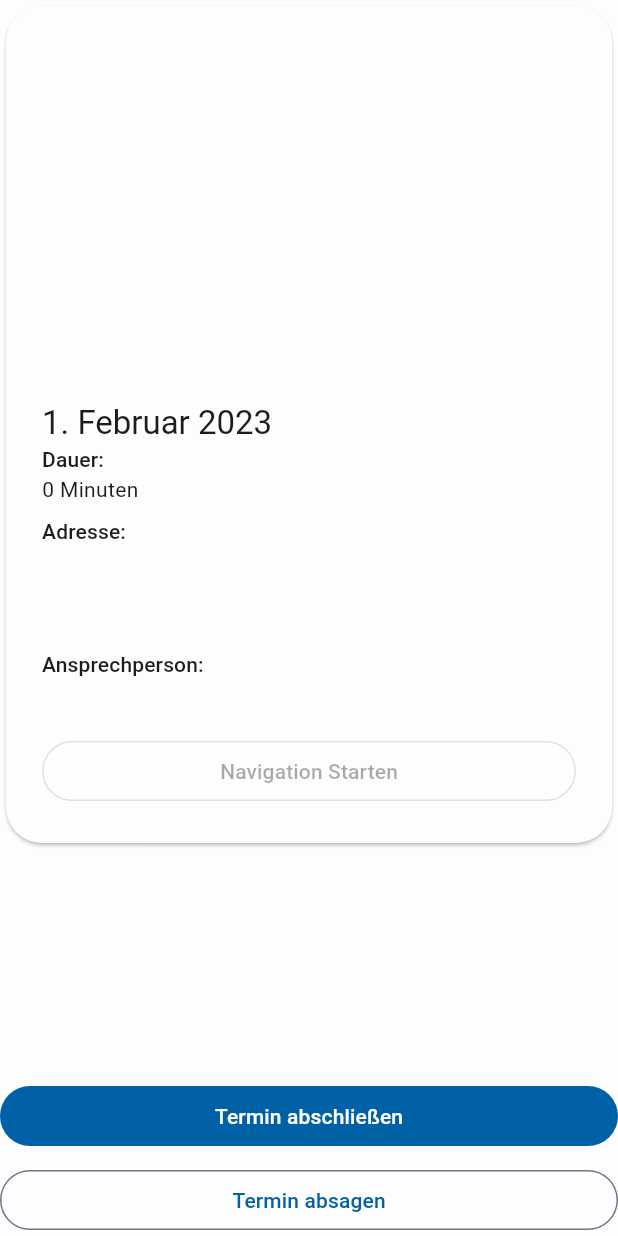
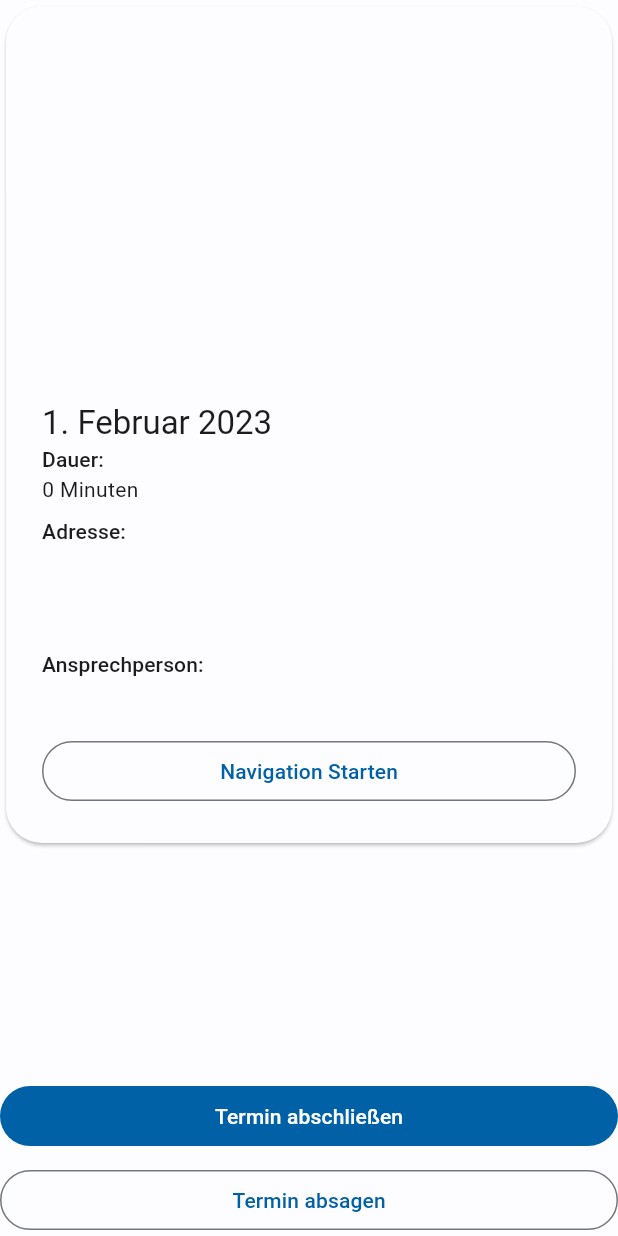
Before and after one commit to Menelphor/apointment_management, a Flutter app: the AppointmentDetailView widget shown alone on an empty page, opened directly with empty values, on a phone screen of 412 x 824 dp. Run offline on Flutter 3.47's test engine with Material 2 defaults, Android fonts, the phone set to English and light mode, and no system bars; our stand-ins replace flutter_bloc, freezed_annotation, get_it, google_maps_flutter, graphql; missing offline and left inert: google_maps_flutter_android, google_maps_flutter_platform_interface, location_geocoder; network calls fail.

Commit message:
some small refactorings

```diff
--- a/lib/appointment_detail/view/appointment_cancel_view.dart
+++ b/lib/appointment_detail/view/appointment_cancel_view.dart
@@ -9,7 +9,7 @@ import 'package:flutter/material.dart';
 import 'package:flutter_bloc/flutter_bloc.dart';
 
 class AppointmentCancelView extends StatelessWidget {
-  const AppointmentCancelView({super.key});
+  const AppointmentCancelView({Key? key}) : super(key: key);
 
   @override
   Widget build(BuildContext context) {
--- a/lib/appointment_detail/view/appointment_complete_view.dart
+++ b/lib/appointment_detail/view/appointment_complete_view.dart
@@ -9,7 +9,7 @@ import 'package:flutter/material.dart';
 import 'package:flutter_bloc/flutter_bloc.dart';
 
 class AppointmentCompleteView extends StatelessWidget {
-  const AppointmentCompleteView({super.key});
+  const AppointmentCompleteView({Key? key}) : super(key: key);
 
   @override
   Widget build(BuildContext context) {
--- a/lib/appointment_detail/view/appointment_detail_view.dart
+++ b/lib/appointment_detail/view/appointment_detail_view.dart
@@ -1,18 +1,20 @@
 import 'package:appointment_management/appointment_detail/bloc/appointment_detail_bloc.dart';
 import 'package:appointment_management/appointment_detail/bloc/appointment_detail_event.dart';
 import 'package:appointment_management/config/dimensions.dart';
-import 'package:appointment_management/dependency_injection.dart';
 import 'package:appointment_management/models/appointment.dart';
 import 'package:appointment_management/utils/date_parsing_extension.dart';
 import 'package:appointment_management/widgets/gap.dart';
 import 'package:appointment_management/widgets/map_card.dart';
 import 'package:flutter/material.dart';
 import 'package:flutter_bloc/flutter_bloc.dart';
-import 'package:google_maps_flutter/google_maps_flutter.dart';
 import 'package:url_launcher/url_launcher.dart';
 
 class AppointmentDetailView extends StatelessWidget {
-  const AppointmentDetailView({super.key, required this.appointment});
+  const AppointmentDetailView({
+    Key? key,
+    required this.appointment,
+  }) : super(key: key);
+
   final Appointment appointment;
 
   @override
@@ -45,19 +47,16 @@ class _AppointmentDetailCard extends StatelessWidget {
     Key? key,
     required this.appointment,
   }) : super(key: key);
+
   final Appointment appointment;
 
   @override
   Widget build(BuildContext context) {
-    return FutureBuilder<LatLng?>(
-      future: DependencyInjection.locationGeocoderService
-          .getCoordinates(appointment.company),
-      builder: (BuildContext context, AsyncSnapshot<LatLng?> snapshot) {
     return Card(
       child: Column(
         crossAxisAlignment: CrossAxisAlignment.stretch,
         children: [
-              MapCard(coordinates: snapshot.data),
+          MapCard(company: appointment.company),
           Padding(
             padding: Dimensions.cardPadding.copyWith(bottom: 8),
             child: _AppointmentDetails(appointment: appointment),
@@ -65,26 +64,23 @@ class _AppointmentDetailCard extends StatelessWidget {
           Padding(
             padding: Dimensions.cardPadding.copyWith(top: 8),
             child: OutlinedButton(
-                  onPressed: snapshot.data == null
-                      ? null
-                      : () => openNavigation(context, snapshot.data!.latitude,
-                          snapshot.data!.longitude),
+              onPressed: () => openNavigation(
+                context,
+                appointment.company.address,
+              ),
               child: const Text("Navigation Starten"),
             ),
           ),
         ],
       ),
     );
-      },
-    );
   }
 
   static Future<void> openNavigation(
     BuildContext context,
-    double lat,
-    double lng,
+    String address,
   ) async {
-    final url = 'https://www.google.com/maps/search/?api=1&query=$lat,$lng';
+    final url = 'https://www.google.com/maps/search/?api=1&query=$address';
     await launchUrl(
       Uri.parse(url),
       mode: LaunchMode.externalApplication,
@@ -119,9 +115,13 @@ class _DetailButtons extends StatelessWidget {
 }
 
 class _AppointmentDetails extends StatelessWidget {
-  const _AppointmentDetails({Key? key, required this.appointment})
-      : super(key: key);
+  const _AppointmentDetails({
+    Key? key,
+    required this.appointment,
+  }) : super(key: key);
+
   final Appointment appointment;
+
   @override
   Widget build(BuildContext context) {
     return Column(
--- a/lib/appointment_detail/widgets/additional_information_text_field.dart
+++ b/lib/appointment_detail/widgets/additional_information_text_field.dart
@@ -4,7 +4,7 @@ import 'package:flutter/material.dart';
 import 'package:flutter_bloc/flutter_bloc.dart';
 
 class AdditionalInformationTextField extends StatelessWidget {
-  const AdditionalInformationTextField({super.key});
+  const AdditionalInformationTextField({Key? key}) : super(key: key);
 
   @override
   Widget build(BuildContext context) {
--- a/lib/appointment_detail/widgets/save_appointment_button.dart
+++ b/lib/appointment_detail/widgets/save_appointment_button.dart
@@ -5,7 +5,7 @@ import 'package:flutter/material.dart';
 import 'package:flutter_bloc/flutter_bloc.dart';
 
 class SaveAppointmentButton extends StatelessWidget {
-  const SaveAppointmentButton({super.key});
+  const SaveAppointmentButton({Key? key}) : super(key: key);
   @override
   Widget build(BuildContext context) {
     return BlocBuilder<AppointmentDetailBloc, AppointmentDetailState>(
--- a/lib/appointments_overview/view/appointments_overview_page.dart
+++ b/lib/appointments_overview/view/appointments_overview_page.dart
@@ -9,7 +9,7 @@ import 'package:flutter_bloc/flutter_bloc.dart';
 import 'package:get_it/get_it.dart';
 
 class AppointmentsOverviewPage extends StatelessWidget {
-  const AppointmentsOverviewPage({super.key});
+  const AppointmentsOverviewPage({Key? key}) : super(key: key);
 
   @override
   Widget build(BuildContext context) {
--- a/lib/appointments_overview/widgets/bottom_loader.dart
+++ b/lib/appointments_overview/widgets/bottom_loader.dart
@@ -1,7 +1,7 @@
 import 'package:flutter/material.dart';
 
 class BottomLoader extends StatelessWidget {
-  const BottomLoader({super.key});
+  const BottomLoader({Key? key}) : super(key: key);
 
   @override
   Widget build(BuildContext context) {
--- a/lib/main.dart
+++ b/lib/main.dart
@@ -28,7 +28,7 @@ Future<void> setUpGoogleMaps() async {
 }
 
 class MyApp extends StatelessWidget {
-  const MyApp({super.key});
+  const MyApp({Key? key}) : super(key: key);
 
   @override
   Widget build(BuildContext context) {
--- a/lib/widgets/gap.dart
+++ b/lib/widgets/gap.dart
@@ -1,7 +1,7 @@
 import 'package:flutter/material.dart';
 
 class Gap extends StatelessWidget {
-  const Gap({super.key});
+  const Gap({Key? key}) : super(key: key);
 
   @override
   Widget build(BuildContext context) {
@@ -10,7 +10,7 @@ class Gap extends StatelessWidget {
 }
 
 class DoubleGap extends StatelessWidget {
-  const DoubleGap({super.key});
+  const DoubleGap({Key? key}) : super(key: key);
 
   @override
   Widget build(BuildContext context) {
--- a/lib/widgets/map_card.dart
+++ b/lib/widgets/map_card.dart
@@ -1,3 +1,5 @@
+import 'package:appointment_management/dependency_injection.dart';
+import 'package:appointment_management/models/company.dart';
 import 'package:appointment_management/widgets/company_map_view.dart';
 import 'package:appointment_management/config/dimensions.dart';
 import 'package:flutter/material.dart';
@@ -6,21 +8,28 @@ import 'package:google_maps_flutter/google_maps_flutter.dart';
 class MapCard extends StatelessWidget {
   const MapCard({
     Key? key,
-    required this.coordinates,
+    required this.company,
   }) : super(key: key);
 
-  final LatLng? coordinates;
+  final Company company;
 
   @override
   Widget build(BuildContext context) {
-    return ClipRRect(
-      borderRadius: Dimensions.cardRadius,
-      child: SizedBox(
-        height: 240,
-        child: coordinates == null
-            ? null
-            : CompanyMapView(coordinates: coordinates!),
+    return FutureBuilder<LatLng?>(
+      future: DependencyInjection.locationGeocoderService.getCoordinates(
+        company,
       ),
+      builder: (BuildContext context, AsyncSnapshot<LatLng?> snapshot) {
+        return ClipRRect(
+          borderRadius: Dimensions.cardRadius,
+          child: SizedBox(
+            height: 240,
+            child: snapshot.data == null
+                ? null
+                : CompanyMapView(coordinates: snapshot.data!),
+          ),
+        );
+      },
     );
   }
 }
```
Lines whose indentation alone changed are shown as unchanged.
